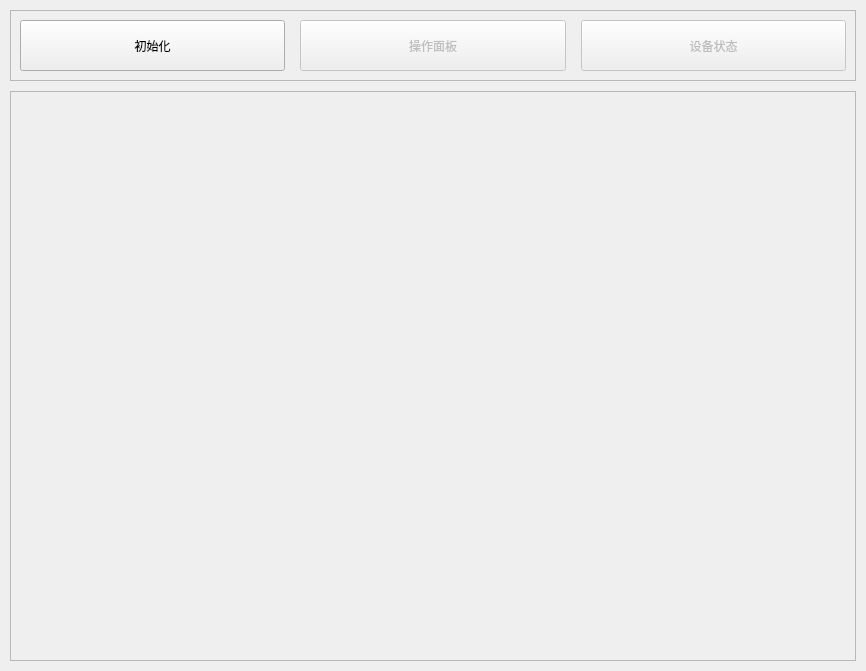
Old version of the form gui/design/control.ui in the repository Vvi1Nn/Continuum-Robot-Project.
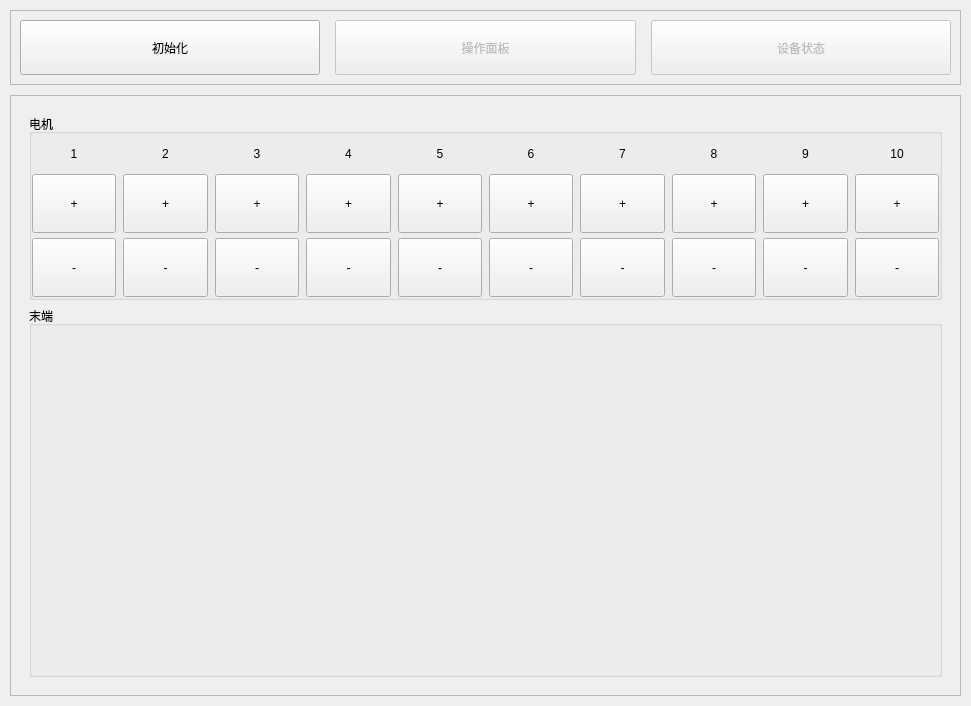
New version of the form. The open tabs and pages were chosen to show the change.

Commit message: 新UI设计

Patch:
```diff
--- a/gui/design/control.ui
+++ b/gui/design/control.ui
@@ -6,8 +6,8 @@
    <rect>
     <x>0</x>
     <y>0</y>
-    <width>866</width>
-    <height>671</height>
+    <width>971</width>
+    <height>706</height>
    </rect>
   </property>
   <property name="windowTitle">
@@ -624,8 +624,486 @@
            </item>
           </layout>
          </widget>
-         <widget class="QWidget" name="pg_control"/>
-         <widget class="QWidget" name="pg_log"/>
+         <widget class="QWidget" name="pg_control">
+          <layout class="QVBoxLayout" name="verticalLayout_22" stretch="1,2">
+           <item>
+            <widget class="QGroupBox" name="groupBox">
+             <property name="title">
+              <string>电机</string>
+             </property>
+             <layout class="QHBoxLayout" name="horizontalLayout_4">
+              <property name="spacing">
+               <number>7</number>
+              </property>
+              <property name="leftMargin">
+               <number>0</number>
+              </property>
+              <property name="topMargin">
+               <number>5</number>
+              </property>
+              <property name="rightMargin">
+               <number>0</number>
+              </property>
+              <property name="bottomMargin">
+               <number>0</number>
+              </property>
+              <item>
+               <layout class="QVBoxLayout" name="verticalLayout_12" stretch="1,2,2">
+                <property name="spacing">
+                 <number>5</number>
+                </property>
+                <item>
+                 <widget class="QLabel" name="label">
+                  <property name="text">
+                   <string>1</string>
+                  </property>
+                  <property name="alignment">
+                   <set>Qt::AlignCenter</set>
+                  </property>
+                 </widget>
+                </item>
+                <item>
+                 <widget class="QPushButton" name="pushButton_2">
+                  <property name="sizePolicy">
+                   <sizepolicy hsizetype="Minimum" vsizetype="Preferred">
+                    <horstretch>0</horstretch>
+                    <verstretch>0</verstretch>
+                   </sizepolicy>
+                  </property>
+                  <property name="text">
+                   <string>+</string>
+                  </property>
+                 </widget>
+                </item>
+                <item>
+                 <widget class="QPushButton" name="pushButton_3">
+                  <property name="sizePolicy">
+                   <sizepolicy hsizetype="Minimum" vsizetype="Preferred">
+                    <horstretch>0</horstretch>
+                    <verstretch>0</verstretch>
+                   </sizepolicy>
+                  </property>
+                  <property name="text">
+                   <string>-</string>
+                  </property>
+                 </widget>
+                </item>
+               </layout>
+              </item>
+              <item>
+               <layout class="QVBoxLayout" name="verticalLayout_14" stretch="1,2,2">
+                <property name="spacing">
+                 <number>5</number>
+                </property>
+                <item>
+                 <widget class="QLabel" name="label_3">
+                  <property name="text">
+                   <string>2</string>
+                  </property>
+                  <property name="alignment">
+                   <set>Qt::AlignCenter</set>
+                  </property>
+                 </widget>
+                </item>
+                <item>
+                 <widget class="QPushButton" name="pushButton_6">
+                  <property name="sizePolicy">
+                   <sizepolicy hsizetype="Minimum" vsizetype="Preferred">
+                    <horstretch>0</horstretch>
+                    <verstretch>0</verstretch>
+                   </sizepolicy>
+                  </property>
+                  <property name="text">
+                   <string>+</string>
+                  </property>
+                 </widget>
+                </item>
+                <item>
+                 <widget class="QPushButton" name="pushButton_7">
+                  <property name="sizePolicy">
+                   <sizepolicy hsizetype="Minimum" vsizetype="Preferred">
+                    <horstretch>0</horstretch>
+                    <verstretch>0</verstretch>
+                   </sizepolicy>
+                  </property>
+                  <property name="text">
+                   <string>-</string>
+                  </property>
+                 </widget>
+                </item>
+               </layout>
+              </item>
+              <item>
+               <layout class="QVBoxLayout" name="verticalLayout_15" stretch="1,2,2">
+                <property name="spacing">
+                 <number>5</number>
+                </property>
+                <item>
+                 <widget class="QLabel" name="label_4">
+                  <property name="text">
+                   <string>3</string>
+                  </property>
+                  <property name="alignment">
+                   <set>Qt::AlignCenter</set>
+                  </property>
+                 </widget>
+                </item>
+                <item>
+                 <widget class="QPushButton" name="pushButton_8">
+                  <property name="sizePolicy">
+                   <sizepolicy hsizetype="Minimum" vsizetype="Preferred">
+                    <horstretch>0</horstretch>
+                    <verstretch>0</verstretch>
+                   </sizepolicy>
+                  </property>
+                  <property name="text">
+                   <string>+</string>
+                  </property>
+                 </widget>
+                </item>
+                <item>
+                 <widget class="QPushButton" name="pushButton_9">
+                  <property name="sizePolicy">
+                   <sizepolicy hsizetype="Minimum" vsizetype="Preferred">
+                    <horstretch>0</horstretch>
+                    <verstretch>0</verstretch>
+                   </sizepolicy>
+                  </property>
+                  <property name="text">
+                   <string>-</string>
+                  </property>
+                 </widget>
+                </item>
+               </layout>
+              </item>
+              <item>
+               <layout class="QVBoxLayout" name="verticalLayout_16" stretch="1,2,2">
+                <property name="spacing">
+                 <number>5</number>
+                </property>
+                <item>
+                 <widget class="QLabel" name="label_5">
+                  <property name="text">
+                   <string>4</string>
+                  </property>
+                  <property name="alignment">
+                   <set>Qt::AlignCenter</set>
+                  </property>
+                 </widget>
+                </item>
+                <item>
+                 <widget class="QPushButton" name="pushButton_10">
+                  <property name="sizePolicy">
+                   <sizepolicy hsizetype="Minimum" vsizetype="Preferred">
+                    <horstretch>0</horstretch>
+                    <verstretch>0</verstretch>
+                   </sizepolicy>
+                  </property>
+                  <property name="text">
+                   <string>+</string>
+                  </property>
+                 </widget>
+                </item>
+                <item>
+                 <widget class="QPushButton" name="pushButton_11">
+                  <property name="sizePolicy">
+                   <sizepolicy hsizetype="Minimum" vsizetype="Preferred">
+                    <horstretch>0</horstretch>
+                    <verstretch>0</verstretch>
+                   </sizepolicy>
+                  </property>
+                  <property name="text">
+                   <string>-</string>
+                  </property>
+                 </widget>
+                </item>
+               </layout>
+              </item>
+              <item>
+               <layout class="QVBoxLayout" name="verticalLayout_17" stretch="1,2,2">
+                <property name="spacing">
+                 <number>5</number>
+                </property>
+                <item>
+                 <widget class="QLabel" name="label_6">
+                  <property name="text">
+                   <string>5</string>
+                  </property>
+                  <property name="alignment">
+                   <set>Qt::AlignCenter</set>
+                  </property>
+                 </widget>
+                </item>
+                <item>
+                 <widget class="QPushButton" name="pushButton_12">
+                  <property name="sizePolicy">
+                   <sizepolicy hsizetype="Minimum" vsizetype="Preferred">
+                    <horstretch>0</horstretch>
+                    <verstretch>0</verstretch>
+                   </sizepolicy>
+                  </property>
+                  <property name="text">
+                   <string>+</string>
+                  </property>
+                 </widget>
+                </item>
+                <item>
+                 <widget class="QPushButton" name="pushButton_13">
+                  <property name="sizePolicy">
+                   <sizepolicy hsizetype="Minimum" vsizetype="Preferred">
+                    <horstretch>0</horstretch>
+                    <verstretch>0</verstretch>
+                   </sizepolicy>
+                  </property>
+                  <property name="text">
+                   <string>-</string>
+                  </property>
+                 </widget>
+                </item>
+               </layout>
+              </item>
+              <item>
+               <layout class="QVBoxLayout" name="verticalLayout_18" stretch="1,2,2">
+                <property name="spacing">
+                 <number>5</number>
+                </property>
+                <item>
+                 <widget class="QLabel" name="label_7">
+                  <property name="text">
+                   <string>6</string>
+                  </property>
+                  <property name="alignment">
+                   <set>Qt::AlignCenter</set>
+                  </property>
+                 </widget>
+                </item>
+                <item>
+                 <widget class="QPushButton" name="pushButton_14">
+                  <property name="sizePolicy">
+                   <sizepolicy hsizetype="Minimum" vsizetype="Preferred">
+                    <horstretch>0</horstretch>
+                    <verstretch>0</verstretch>
+                   </sizepolicy>
+                  </property>
+                  <property name="text">
+                   <string>+</string>
+                  </property>
+                 </widget>
+                </item>
+                <item>
+                 <widget class="QPushButton" name="pushButton_15">
+                  <property name="sizePolicy">
+                   <sizepolicy hsizetype="Minimum" vsizetype="Preferred">
+                    <horstretch>0</horstretch>
+                    <verstretch>0</verstretch>
+                   </sizepolicy>
+                  </property>
+                  <property name="text">
+                   <string>-</string>
+                  </property>
+                 </widget>
+                </item>
+               </layout>
+              </item>
+              <item>
+               <layout class="QVBoxLayout" name="verticalLayout_27" stretch="1,2,2">
+                <property name="spacing">
+                 <number>5</number>
+                </property>
+                <item>
+                 <widget class="QLabel" name="label_15">
+                  <property name="text">
+                   <string>7</string>
+                  </property>
+                  <property name="alignment">
+                   <set>Qt::AlignCenter</set>
+                  </property>
+                 </widget>
+                </item>
+                <item>
+                 <widget class="QPushButton" name="pushButton_30">
+                  <property name="sizePolicy">
+                   <sizepolicy hsizetype="Minimum" vsizetype="Preferred">
+                    <horstretch>0</horstretch>
+                    <verstretch>0</verstretch>
+                   </sizepolicy>
+                  </property>
+                  <property name="text">
+                   <string>+</string>
+                  </property>
+                 </widget>
+                </item>
+                <item>
+                 <widget class="QPushButton" name="pushButton_31">
+                  <property name="sizePolicy">
+                   <sizepolicy hsizetype="Minimum" vsizetype="Preferred">
+                    <horstretch>0</horstretch>
+                    <verstretch>0</verstretch>
+                   </sizepolicy>
+                  </property>
+                  <property name="text">
+                   <string>-</string>
+                  </property>
+                 </widget>
+                </item>
+               </layout>
+              </item>
+              <item>
+               <layout class="QVBoxLayout" name="verticalLayout_28" stretch="1,2,2">
+                <property name="spacing">
+                 <number>5</number>
+                </property>
+                <item>
+                 <widget class="QLabel" name="label_16">
+                  <property name="text">
+                   <string>8</string>
+                  </property>
+                  <property name="alignment">
+                   <set>Qt::AlignCenter</set>
+                  </property>
+                 </widget>
+                </item>
+                <item>
+                 <widget class="QPushButton" name="pushButton_32">
+                  <property name="sizePolicy">
+                   <sizepolicy hsizetype="Minimum" vsizetype="Preferred">
+                    <horstretch>0</horstretch>
+                    <verstretch>0</verstretch>
+                   </sizepolicy>
+                  </property>
+                  <property name="text">
+                   <string>+</string>
+                  </property>
+                 </widget>
+                </item>
+                <item>
+                 <widget class="QPushButton" name="pushButton_33">
+                  <property name="sizePolicy">
+                   <sizepolicy hsizetype="Minimum" vsizetype="Preferred">
+                    <horstretch>0</horstretch>
+                    <verstretch>0</verstretch>
+                   </sizepolicy>
+                  </property>
+                  <property name="text">
+                   <string>-</string>
+                  </property>
+                 </widget>
+                </item>
+               </layout>
+              </item>
+              <item>
+               <layout class="QVBoxLayout" name="verticalLayout_29" stretch="1,2,2">
+                <property name="spacing">
+                 <number>5</number>
+                </property>
+                <item>
+                 <widget class="QLabel" name="label_17">
+                  <property name="text">
+                   <string>9</string>
+                  </property>
+                  <property name="alignment">
+                   <set>Qt::AlignCenter</set>
+                  </property>
+                 </widget>
+                </item>
+                <item>
+                 <widget class="QPushButton" name="pushButton_34">
+                  <property name="sizePolicy">
+                   <sizepolicy hsizetype="Minimum" vsizetype="Preferred">
+                    <horstretch>0</horstretch>
+                    <verstretch>0</verstretch>
+                   </sizepolicy>
+                  </property>
+                  <property name="text">
+                   <string>+</string>
+                  </property>
+                 </widget>
+                </item>
+                <item>
+                 <widget class="QPushButton" name="pushButton_35">
+                  <property name="sizePolicy">
+                   <sizepolicy hsizetype="Minimum" vsizetype="Preferred">
+                    <horstretch>0</horstretch>
+                    <verstretch>0</verstretch>
+                   </sizepolicy>
+                  </property>
+                  <property name="text">
+                   <string>-</string>
+                  </property>
+                 </widget>
+                </item>
+               </layout>
+              </item>
+              <item>
+               <layout class="QVBoxLayout" name="verticalLayout_30" stretch="1,2,2">
+                <property name="spacing">
+                 <number>5</number>
+                </property>
+                <item>
+                 <widget class="QLabel" name="label_18">
+                  <property name="text">
+                   <string>10</string>
+                  </property>
+                  <property name="alignment">
+                   <set>Qt::AlignCenter</set>
+                  </property>
+                 </widget>
+                </item>
+                <item>
+                 <widget class="QPushButton" name="pushButton_36">
+                  <property name="sizePolicy">
+                   <sizepolicy hsizetype="Minimum" vsizetype="Preferred">
+                    <horstretch>0</horstretch>
+                    <verstretch>0</verstretch>
+                   </sizepolicy>
+                  </property>
+                  <property name="text">
+                   <string>+</string>
+                  </property>
+                 </widget>
+                </item>
+                <item>
+                 <widget class="QPushButton" name="pushButton_37">
+                  <property name="sizePolicy">
+                   <sizepolicy hsizetype="Minimum" vsizetype="Preferred">
+                    <horstretch>0</horstretch>
+                    <verstretch>0</verstretch>
+                   </sizepolicy>
+                  </property>
+                  <property name="text">
+                   <string>-</string>
+                  </property>
+                 </widget>
+                </item>
+               </layout>
+              </item>
+             </layout>
+            </widget>
+           </item>
+           <item>
+            <widget class="QGroupBox" name="groupBox_2">
+             <property name="title">
+              <string>末端</string>
+             </property>
+            </widget>
+           </item>
+          </layout>
+         </widget>
+         <widget class="QWidget" name="pg_log">
+          <widget class="QGroupBox" name="groupBox_4">
+           <property name="geometry">
+            <rect>
+             <x>100</x>
+             <y>80</y>
+             <width>361</width>
+             <height>91</height>
+            </rect>
+           </property>
+           <property name="title">
+            <string>力传感器</string>
+           </property>
+          </widget>
+         </widget>
         </widget>
        </item>
       </layout>
```
Left out of the diff: 70 changed lines with no effect on the pictures.
